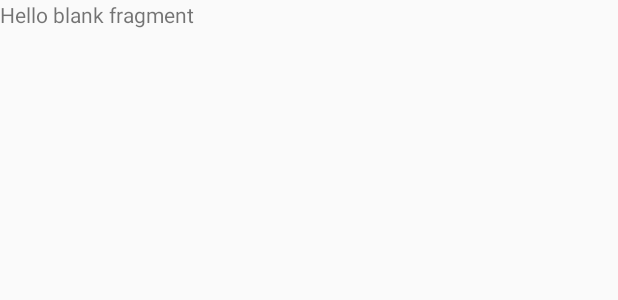
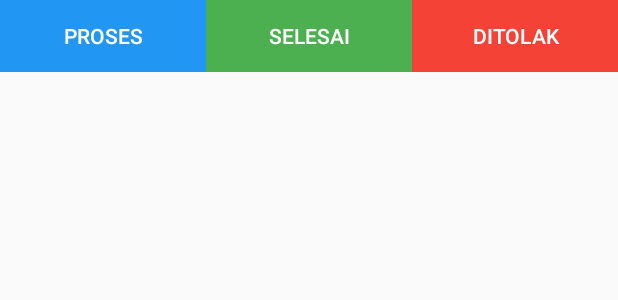
Before and after one commit to triandamai/sewaApp, an Android app: the layout fragment_history.xml on its own in the app's theme, with its tools: preview values and no code run, on a phone screen of 412 x 824 dp. Shown: the top 300 px of the screen. Run offline under Robolectric (Android 15) with nearby library versions, the phone set to English and light mode, and no system bars.

Commit message:
tambah 2

```diff
--- a/app/src/main/res/layout/fragment_history.xml
+++ b/app/src/main/res/layout/fragment_history.xml
@@ -5,10 +5,43 @@
     android:layout_height="match_parent"
     tools:context=".penyedia.fragment_history">
 
-    <!-- TODO: Update blank fragment layout -->
-    <TextView
+
+    <LinearLayout
         android:layout_width="match_parent"
-        android:layout_height="match_parent"
-        android:text="@string/hello_blank_fragment" />
-
+        android:layout_height="wrap_content"
+        android:orientation="vertical">
+        <LinearLayout
+            android:layout_width="match_parent"
+            android:layout_height="wrap_content"
+            android:orientation="horizontal">
+            <Button
+                android:id="@+id/btnproses"
+                android:layout_width="wrap_content"
+                android:layout_height="wrap_content"
+                android:background="#2196F3"
+                android:textColor="#ffff"
+                android:layout_weight="1"
+                android:text="Proses"/>
+            <Button
+                android:id="@+id/btnselesai"
+                android:layout_width="wrap_content"
+                android:layout_height="wrap_content"
+                android:background="#4CAF50"
+                android:textColor="#ffff"
+                android:layout_weight="1"
+                android:text="Selesai"/>
+            <Button
+                android:id="@+id/btntolak"
+                android:layout_width="wrap_content"
+                android:layout_height="wrap_content"
+                android:background="#F44336"
+                android:textColor="#ffff"
+                android:layout_weight="1"
+                android:text="Ditolak"/>
+        </LinearLayout>
+        <androidx.recyclerview.widget.RecyclerView
+            android:id="@+id/rv_transaksi"
+            android:layout_width="match_parent"
+            android:layout_height="wrap_content"/>
+    </LinearLayout>
 </FrameLayout>
```
Also changed, not shown: app/src/main/java/com/pmo/sewaapp/Register.java (+35 -16 lines), app/src/main/java/com/pmo/sewaapp/penyedia/fragment_history.java (+6 -2 lines), app/src/main/java/com/pmo/sewaapp/penyedia/fragment_profile.java (+26 -8 lines), app/src/main/res/layout/activity_register.xml (+12 -0 lines), app/src/main/res/layout/fragment_profile.xml (+12 -0 lines).
